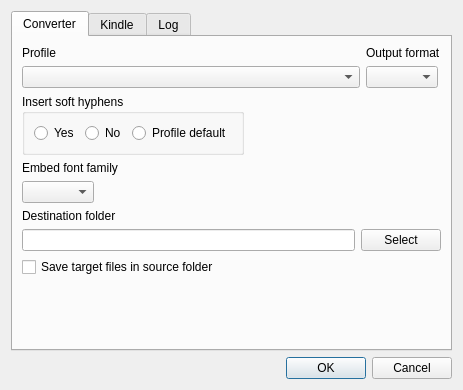
Before: the Qt Designer form ui/SettingsDialog.ui in rupor-github/fb2mobi, drawn with Qt 5.
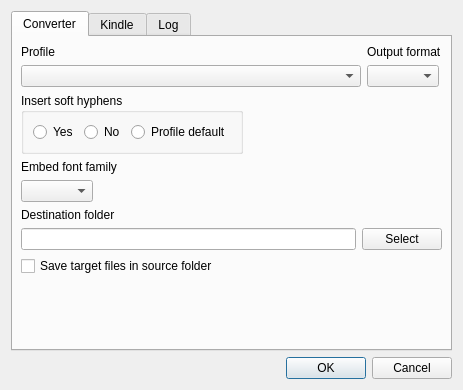
After: the same form once the commit is applied.

```diff
--- a/ui/SettingsDialog.ui
+++ b/ui/SettingsDialog.ui
@@ -24,6 +24,18 @@
        <string>Converter</string>
       </attribute>
       <layout class="QVBoxLayout" name="verticalLayout">
+       <property name="leftMargin">
+        <number>8</number>
+       </property>
+       <property name="topMargin">
+        <number>8</number>
+       </property>
+       <property name="rightMargin">
+        <number>8</number>
+       </property>
+       <property name="bottomMargin">
+        <number>8</number>
+       </property>
        <item>
         <layout class="QGridLayout" name="gridLayout_2">
          <item row="0" column="0">
```
Left out of the diff: 24 changed lines with no effect on the pictures.
